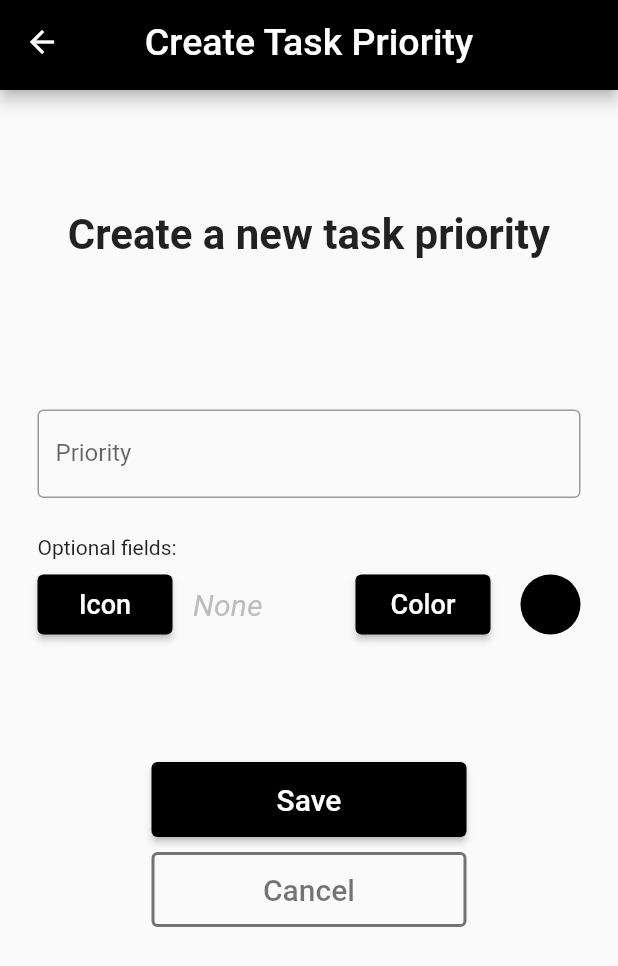
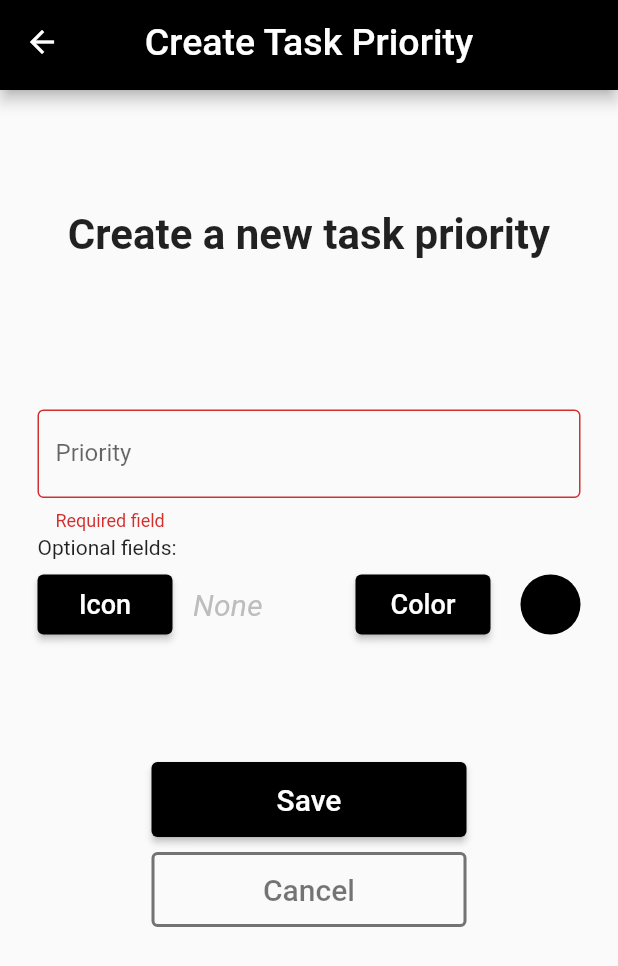
Before and after one commit to WindowsCrashed/TodoAppUni, a Flutter app: the CreateTaskPriority screen opened by its route, after a tap on "Save", on a phone screen of 412 x 824 dp. Shown: the top 966 px of the screen. Run offline on Flutter 3.47's test engine with Material 2 defaults, Android fonts, the phone set to English and light mode, and no system bars; our stand-ins replace flutter_colorpicker; missing offline and left inert: flutter_iconpicker.

Commit message:
Finished implementing task priority creation

```diff
--- a/lib/pages/create_task_priority.dart
+++ b/lib/pages/create_task_priority.dart
@@ -3,7 +3,7 @@ import 'package:flutter_colorpicker/flutter_colorpicker.dart';
 import 'package:flutter_iconpicker/flutter_iconpicker.dart';
 import 'package:todo_app_uni/models/validation_response.dart';
 import 'package:todo_app_uni/widgets/app_appbar.dart';
-import 'package:todo_app_uni/services/task_type_service.dart';
+import 'package:todo_app_uni/services/task_priority_service.dart';
 
 class CreateTaskPriority extends StatefulWidget {
   const CreateTaskPriority({Key? key}) : super(key: key);
@@ -14,23 +14,31 @@ class CreateTaskPriority extends StatefulWidget {
 
 class _CreateTaskPriorityState extends State<CreateTaskPriority> {
   final _formKey = GlobalKey<FormState>();
-  // final _taskTypeService = TaskTypeService();
+  final _taskPriorityService = TaskPriorityService();
 
   final TextEditingController priorityController = TextEditingController();
 
   IconData? _icon;
-  // IconData? icon = Icons.warning_amber;
   Color _color = Colors.black;
 
   void save() {
-    // if (_formKey.currentState!.validate()) {
-    //   FocusScope.of(context).unfocus();
-    //   ValidationResponse response = _taskTypeService.addTaskType(fieldController.text);
-    //   if (response.response) {
-    //     Navigator.pop(context);
-    //   }
-    //   ScaffoldMessenger.of(context).showSnackBar(SnackBar(content: Text(response.message)));
-    // }
+    if (_formKey.currentState!.validate()) {
+      FocusScope.of(context).unfocus();
+
+      Map taskPriority = {
+        'priority': priorityController.text,
+        'color': _color,
+        'icon': _icon
+      };
+
+      ValidationResponse response = _taskPriorityService.addTaskPriority(taskPriority);
+      if (response.response) {
+        Navigator.pop(context);
+      }
+      ScaffoldMessenger.of(context).showSnackBar(
+          SnackBar(content: Text(response.message), duration: const Duration(seconds: 3),)
+      );
+    }
   }
 
   void cancel() {
--- a/lib/pages/create_task_type.dart
+++ b/lib/pages/create_task_type.dart
@@ -23,7 +23,9 @@ class _CreateTaskTypeState extends State<CreateTaskType> {
       if (response.response) {
         Navigator.pop(context);
       }
-      ScaffoldMessenger.of(context).showSnackBar(SnackBar(content: Text(response.message)));
+      ScaffoldMessenger.of(context).showSnackBar(
+          SnackBar(content: Text(response.message), duration: const Duration(seconds: 3))
+      );
     }
   }
 
```
Also changed, not shown: lib/services/task_priority_service.dart (added, +27 -0 lines).
